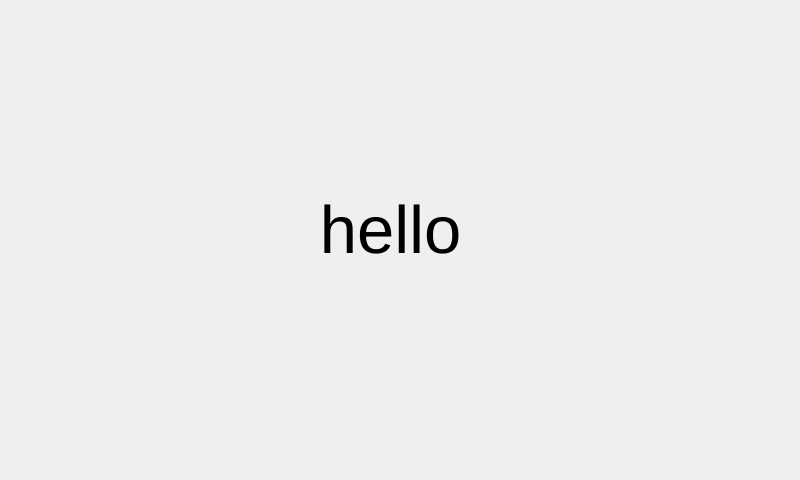
This is screen2/screen2.ui in giobauermeister/QtProjetosArtigo as Qt 5 draws it before an edit. The edited form follows.
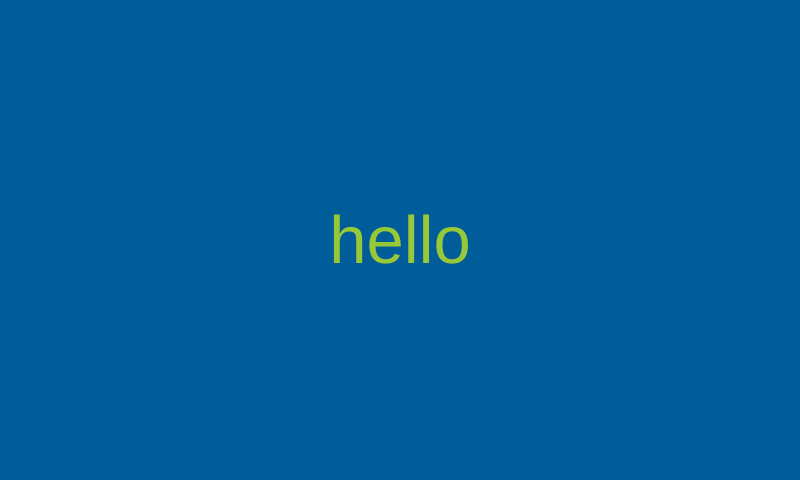
This is the edited form.

Patch:
```diff
--- a/screen2/screen2.ui
+++ b/screen2/screen2.ui
@@ -14,20 +14,22 @@
    <string>screen2</string>
   </property>
   <widget class="QWidget" name="centralWidget">
+   <property name="styleSheet">
+    <string notr="true">background-color: rgb(0, 93, 154);</string>
+   </property>
+   <layout class="QGridLayout" name="gridLayout">
+    <item row="0" column="0">
+     <layout class="QHBoxLayout" name="horizontalLayout">
+      <item>
    <widget class="QLabel" name="lbName">
-    <property name="geometry">
-     <rect>
-      <x>10</x>
-      <y>80</y>
-      <width>761</width>
-      <height>300</height>
-     </rect>
-    </property>
     <property name="font">
      <font>
       <pointsize>50</pointsize>
      </font>
     </property>
+        <property name="styleSheet">
+         <string notr="true">color: rgb(150, 200, 55);</string>
+        </property>
     <property name="text">
      <string>hello</string>
     </property>
@@ -41,6 +43,10 @@
      <bool>false</bool>
     </property>
    </widget>
+      </item>
+     </layout>
+    </item>
+   </layout>
   </widget>
  </widget>
  <layoutdefault spacing="6" margin="11"/>
```
Lines whose indentation alone changed are shown as unchanged.
